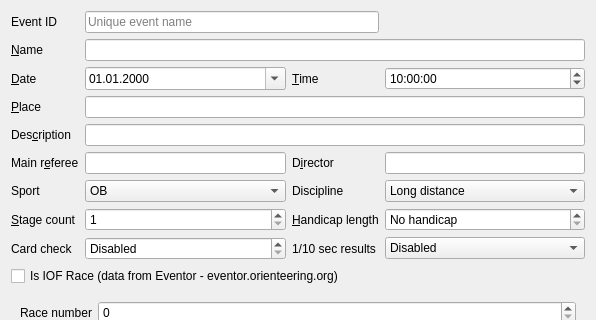
First picture: the form in quickevent/app/quickevent/plugins/Event/src/eventdialogwidget.ui, repository arnost00/quickbox, before the edit; both pictures show x 0 to 596 and y 0 to 320 of the 596 by 619 pixel window.
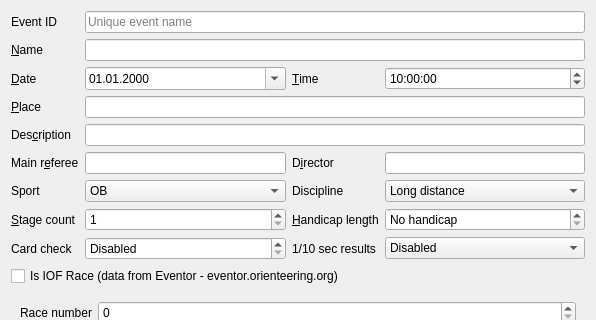
Second picture: the form after the edit.

Commit message: Wider event id column

What changed in the file:
```diff
--- a/quickevent/app/quickevent/plugins/Event/src/eventdialogwidget.ui
+++ b/quickevent/app/quickevent/plugins/Event/src/eventdialogwidget.ui
@@ -318,7 +318,7 @@
      <item row="1" column="1" colspan="3">
       <widget class="QLineEdit" name="ed_name"/>
      </item>
-     <item row="0" column="1" colspan="2">
+     <item row="0" column="1" colspan="3">
       <widget class="QLineEdit" name="ed_eventId">
        <property name="placeholderText">
         <string>Unique event name</string>
```
